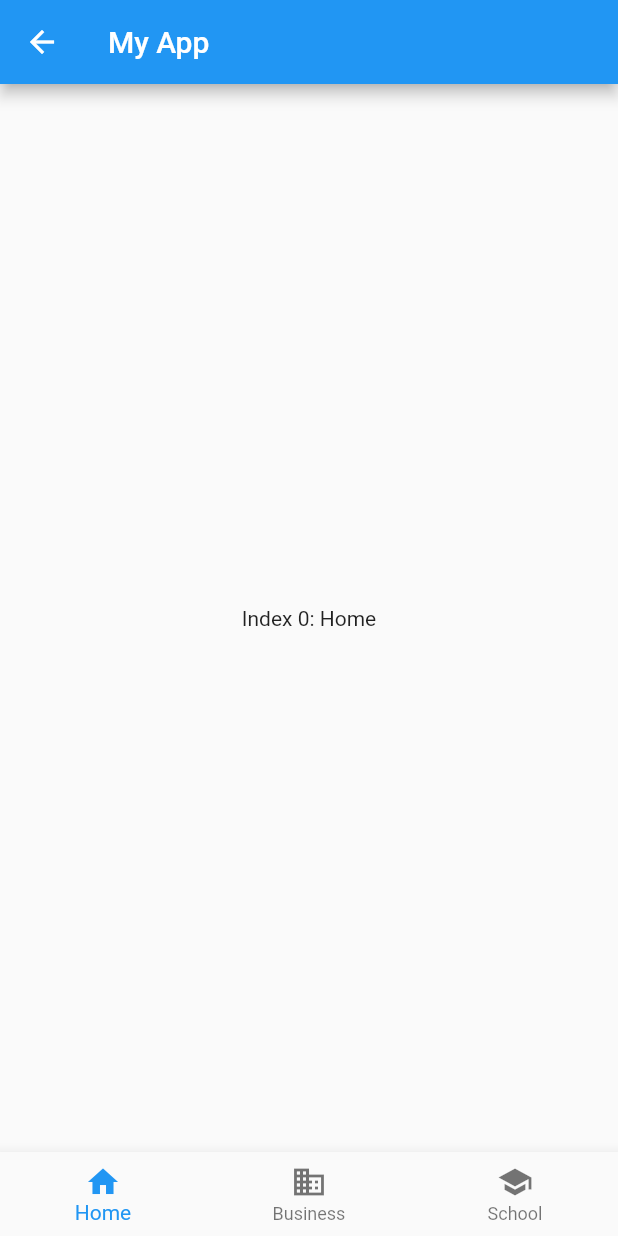
After one commit to huseyinasan/AppAcademyExampleFlutterProject, a Flutter app: the screen it shows after launch, in the side drawer, after a tap on "NavigationBar", on a phone screen of 412 x 824 dp. The commit adds this screen. Run offline on Flutter 3.47's test engine with Material 2 defaults, Android fonts, the phone set to English and light mode, and no system bars.

Commit message:
navigation bar is added

```diff
--- a/lib/main.dart
+++ b/lib/main.dart
@@ -1,4 +1,5 @@
 import 'package:flutter/material.dart';
+import 'package:ogrenci_app/pages/navigation_bar.dart';
 import 'package:ogrenci_app/pages/ogrenciler_sayfasi.dart';
 import 'package:ogrenci_app/pages/mesajlar_sayfasi.dart';
 import 'package:ogrenci_app/pages/ogretmenler_sayfasi.dart';
@@ -67,6 +68,14 @@ class _AnaSayfaState extends State<AnaSayfa> {
               decoration: BoxDecoration(
                 color: Colors.blue,
               ),
+            ),
+            ListTile(
+              title: Text('NavigationBar'),
+              onTap: () {
+                Navigator.of(context).push(MaterialPageRoute(
+                  builder: (BuildContext context) => NavigationBarPage(),
+                ));
+              },
             ),
             ListTile(
               title: Text('Öğrenciler'),
--- /dev/null
+++ b/lib/pages/navigation_bar.dart
@@ -0,0 +1,48 @@
+import 'package:flutter/material.dart';
+
+class NavigationBarPage extends StatefulWidget {
+  @override
+  _NavigationBarPageState createState() => _NavigationBarPageState();
+}
+
+class _NavigationBarPageState extends State<NavigationBarPage> {
+  int _selectedIndex = 0;
+
+  static const List<Widget> _widgetOptions = <Widget>[    Text('Index 0: Home'),    Text('Index 1: Business'),    Text('Index 2: School'),  ];
+
+  void _onItemTapped(int index) {
+    setState(() {
+      _selectedIndex = index;
+    });
+  }
+
+  @override
+  Widget build(BuildContext context) {
+    return Scaffold(
+      appBar: AppBar(
+        title: Text('My App'),
+      ),
+      body: Center(
+        child: _widgetOptions.elementAt(_selectedIndex),
+      ),
+      bottomNavigationBar: BottomNavigationBar(
+        items: const <BottomNavigationBarItem>[
+          BottomNavigationBarItem(
+            icon: Icon(Icons.home),
+            label: 'Home',
+          ),
+          BottomNavigationBarItem(
+            icon: Icon(Icons.business),
+            label: 'Business',
+          ),
+          BottomNavigationBarItem(
+            icon: Icon(Icons.school),
+            label: 'School',
+          ),
+        ],
+        currentIndex: _selectedIndex,
+        onTap: _onItemTapped,
+      ),
+    );
+  }
+}
```
